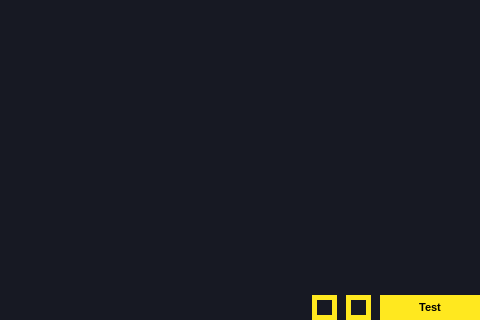
Before: the Qt Designer form ui/calibrationPopupWindow.ui in MartinRapcan/EyeTracking, drawn with Qt 5; both pictures show x 544 to 1024 and y 281 to 601 of the 1024 by 601 pixel window.
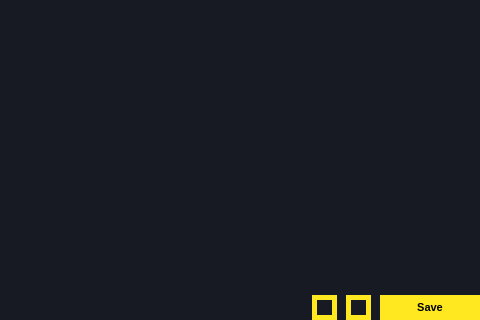
After: the same form once the commit is applied.

Commit message: feat: group points for calibration window

```diff
--- a/ui/calibrationPopupWindow.ui
+++ b/ui/calibrationPopupWindow.ui
@@ -72,7 +72,7 @@
 }</string>
    </property>
    <property name="text">
-    <string>Test</string>
+    <string>Save</string>
    </property>
   </widget>
   <widget class="QLineEdit" name="radiusInput">
```
Left out of the diff: 2 changed lines with no effect on the pictures. The commit also changes 1 other file.
